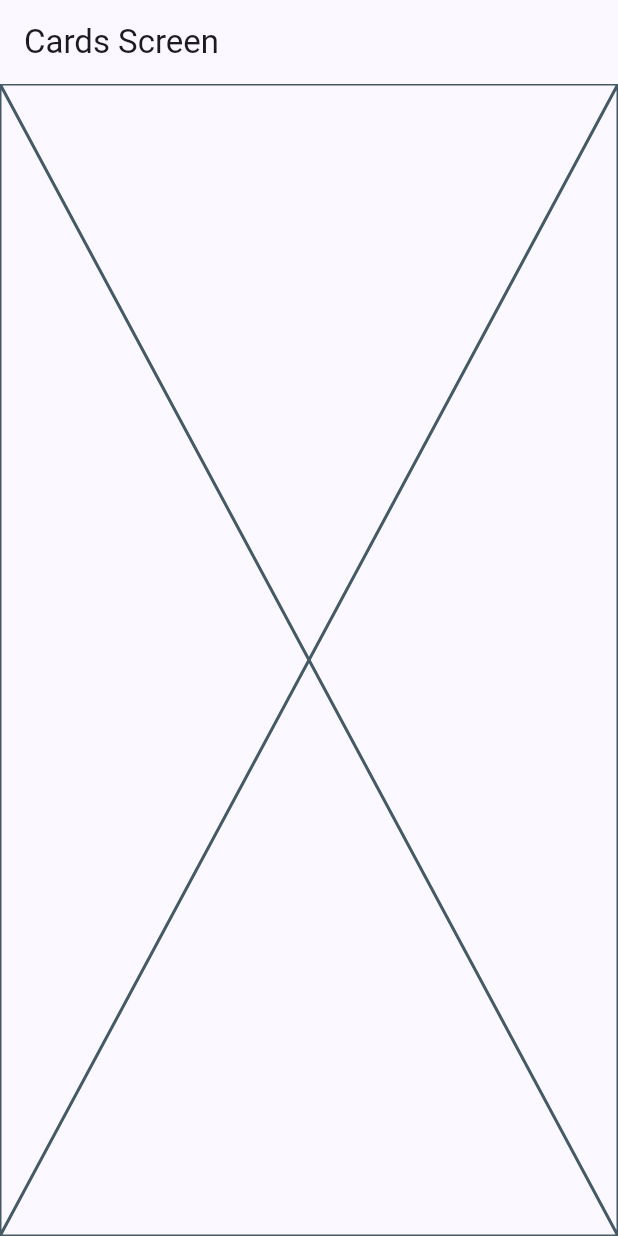
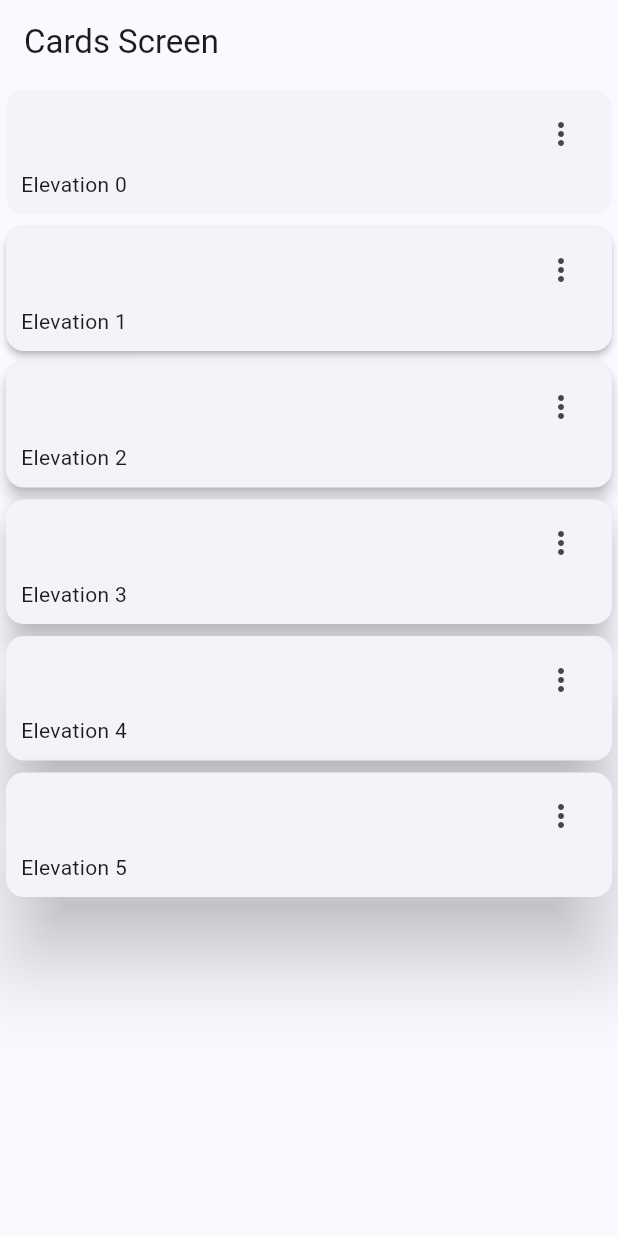
Before and after one commit to Losajhonny/flutter_app_widgets, a Flutter app: the CardsScreen screen opened by its route, on a phone screen of 412 x 824 dp. Run offline on Flutter 3.47's test engine with Material 3 defaults, Android fonts, the phone set to English and light mode, and no system bars; our stand-ins replace go_router.

Commit message:
feat: cards inicial

```diff
--- a/lib/presentation/screens/cards/cards_screen.dart
+++ b/lib/presentation/screens/cards/cards_screen.dart
@@ -1,8 +1,15 @@
-
 import 'package:flutter/material.dart';
 
+const cards = <Map<String, dynamic>>[
+  {'elevation': 0.0, 'label': 'Elevation 0'},
+  {'elevation': 2.0, 'label': 'Elevation 1'},
+  {'elevation': 4.0, 'label': 'Elevation 2'},
+  {'elevation': 8.0, 'label': 'Elevation 3'},
+  {'elevation': 16.0, 'label': 'Elevation 4'},
+  {'elevation': 24.0, 'label': 'Elevation 5'},
+];
+
 class CardsScreen extends StatelessWidget {
-
   static const String name = "cards_screen";
 
   const CardsScreen({super.key});
@@ -13,7 +20,68 @@ class CardsScreen extends StatelessWidget {
       appBar: AppBar(
         title: const Text('Cards Screen'),
       ),
-      body: const Placeholder(),
+      body: _CardsView(),
     );
   }
 }
+
+class _CardsView extends StatelessWidget {
+  const _CardsView({
+    super.key,
+  });
+
+  @override
+  Widget build(BuildContext context) {
+    return SingleChildScrollView(
+      child: Column(
+        children: [
+          ...cards
+              .map(
+                (card) => _CardType1(
+                  label: card['label'],
+                  elevation: card['elevation'],
+                ),
+              )
+              .toList(),
+        ],
+      ),
+    );
+  }
+}
+
+class _CardType1 extends StatelessWidget {
+  const _CardType1({
+    required this.label,
+    required this.elevation,
+  });
+
+  final String label;
+  final double elevation;
+
+  @override
+  Widget build(BuildContext context) {
+    return Card(
+      elevation: elevation,
+      child: Padding(
+        padding: const EdgeInsets.fromLTRB(10, 5, 10, 10),
+        child: Column(
+          children: [
+            Align(
+              alignment: Alignment.topRight,
+              child: IconButton(
+                icon: const Icon(Icons.more_vert_outlined),
+                onPressed: () {
+                },
+              ),
+            ),
+
+            Align(
+              alignment: Alignment.bottomLeft,
+              child: Text(label),
+            ),
+          ],
+        ),
+      ),
+    );
+  }
+}
```
Also changed, not shown: 1 other file.
